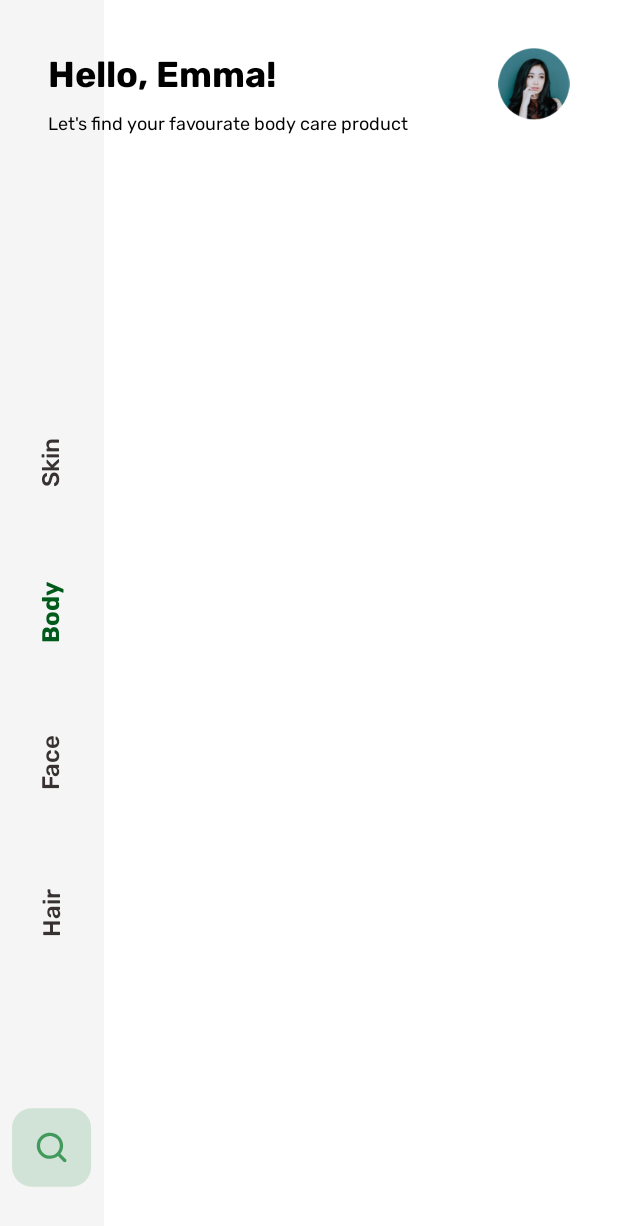
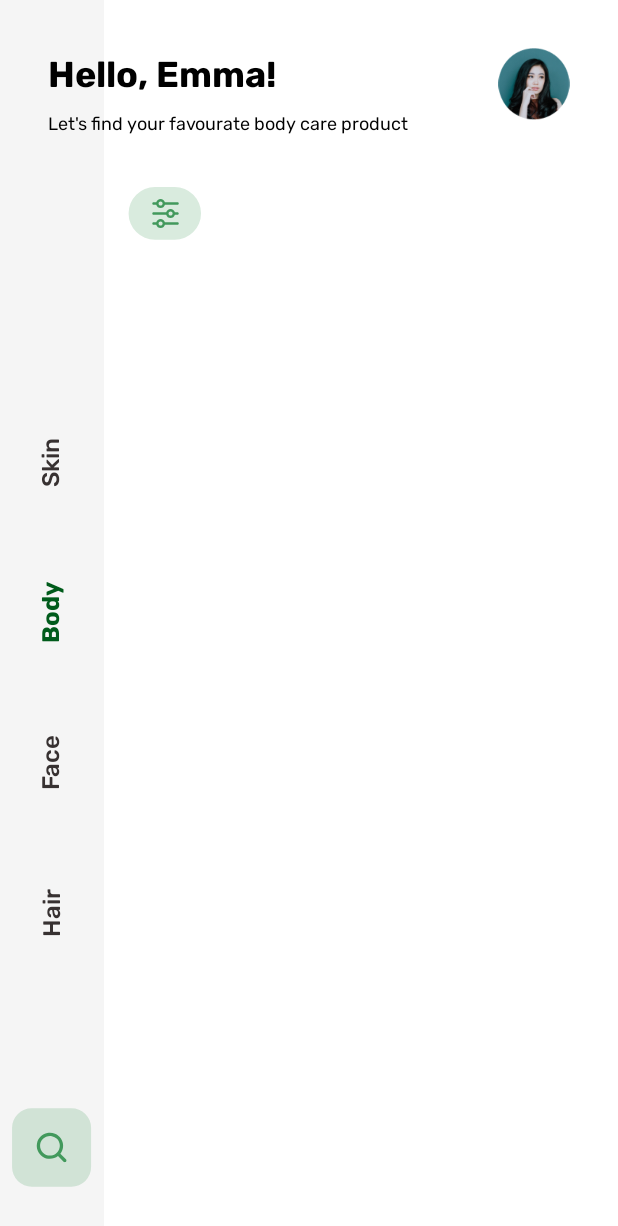
Before and after one commit to AndreiMihaiSurueanu/ecommerce-shopping-android-app, an Android app: the screen it shows after launch (MainActivity), on a phone screen of 412 x 824 dp. Shown: the top 1226 px of the screen. Run offline under Robolectric (Android 15) with nearby library versions, the phone set to English and light mode, and no system bars.

Commit message:
Design Settings & Categories Recycler
* Design Settings Icon & Categories Recycler View inside the Main Activity

```diff
--- /dev/null
+++ b/app/src/main/res/drawable/ic_filter.xml
@@ -0,0 +1,19 @@
+<vector xmlns:android="http://schemas.android.com/apk/res/android"
+    android:width="49dp"
+    android:height="35dp"
+    android:viewportWidth="49"
+    android:viewportHeight="35">
+  <path
+      android:pathData="M17.8342,0.0012L30.9175,0.0012A17.4446,17.4445 0,0 1,48.3621 17.4458L48.3621,17.4458A17.4446,17.4445 0,0 1,30.9175 34.8903L17.8342,34.8903A17.4446,17.4445 0,0 1,0.3896 17.4458L0.3896,17.4458A17.4446,17.4445 0,0 1,17.8342 0.0012z"
+      android:fillColor="#42995C"
+      android:fillAlpha="0.2"/>
+  <path
+      android:pathData="M32.7785,16.6583H31.0622C30.7009,15.3937 29.5492,14.4678 28.1942,14.4678C26.8392,14.4678 25.6875,15.4162 25.3036,16.6583H16.9254C16.4738,16.6583 16.0898,17.0196 16.0898,17.4939C16.0898,17.9455 16.4512,18.3294 16.9254,18.3294H25.3036C25.6649,19.5941 26.8167,20.52 28.1716,20.52C29.5266,20.52 30.6783,19.5941 31.0396,18.3294H32.7559C33.2076,18.3294 33.5915,17.9681 33.5915,17.4939C33.6141,17.0422 33.2527,16.6583 32.7785,16.6583ZM28.1942,18.8488C27.4716,18.8488 26.8392,18.2617 26.8392,17.4939C26.8392,16.7261 27.4264,16.1389 28.1942,16.1389C28.962,16.1389 29.5492,16.7261 29.5492,17.4939C29.5492,18.2617 28.9169,18.8488 28.1942,18.8488Z"
+      android:fillColor="#42995C"/>
+  <path
+      android:pathData="M16.9254,11.7127H18.7094C19.0708,12.9774 20.2225,13.9033 21.5775,13.9033C22.9324,13.9033 24.0841,12.9774 24.4455,11.7127H32.7785C33.2302,11.7127 33.6141,11.3514 33.6141,10.8772C33.6141,10.4029 33.2527,10.0416 32.7785,10.0416H24.4455C24.0841,8.777 22.9324,7.8511 21.5775,7.8511C20.2225,7.8511 19.0708,8.777 18.7094,10.0416H16.9254C16.4738,10.0416 16.0898,10.4029 16.0898,10.8772C16.0898,11.3514 16.4512,11.7127 16.9254,11.7127ZM21.5775,9.5222C22.3001,9.5222 22.9324,10.1094 22.9324,10.8772C22.9324,11.645 22.3453,12.2321 21.5775,12.2321C20.8096,12.2321 20.2225,11.5998 20.2225,10.8772C20.2225,10.1545 20.8548,9.5222 21.5775,9.5222Z"
+      android:fillColor="#42995C"/>
+  <path
+      android:pathData="M32.7785,23.2752H24.4455C24.0841,22.0106 22.9324,21.0847 21.5775,21.0847C20.2225,21.0847 19.0708,22.0106 18.7094,23.2752H16.9254C16.4738,23.2752 16.0898,23.6366 16.0898,24.1108C16.0898,24.585 16.4512,24.9464 16.9254,24.9464H18.7094C19.0708,26.211 20.2225,27.1369 21.5775,27.1369C22.9324,27.1369 24.0841,26.211 24.4455,24.9464H32.7785C33.2302,24.9464 33.6141,24.585 33.6141,24.1108C33.6141,23.6366 33.2527,23.2752 32.7785,23.2752ZM21.5775,25.4658C20.8548,25.4658 20.2225,24.8786 20.2225,24.1108C20.2225,23.343 20.8096,22.7558 21.5775,22.7558C22.3453,22.7558 22.9324,23.343 22.9324,24.1108C22.9324,24.8786 22.3001,25.4658 21.5775,25.4658Z"
+      android:fillColor="#42995C"/>
+</vector>
--- a/app/src/main/res/layout/activity_main.xml
+++ b/app/src/main/res/layout/activity_main.xml
@@ -127,4 +127,25 @@
         app:layout_constraintTop_toTopOf="parent"
         app:srcCompat="@drawable/profile"
         android:contentDescription="@string/todo" />
+
+    <ImageView
+        android:id="@+id/imageView4"
+        android:layout_width="wrap_content"
+        android:layout_height="wrap_content"
+        android:layout_marginStart="16dp"
+        android:layout_marginTop="32dp"
+        app:layout_constraintStart_toEndOf="@+id/constraintLayout"
+        app:layout_constraintTop_toBottomOf="@+id/textView6"
+        app:srcCompat="@drawable/ic_filter"
+        android:contentDescription="@string/todo" />
+
+    <androidx.recyclerview.widget.RecyclerView
+        android:id="@+id/cat_recycler"
+        android:layout_width="0dp"
+        android:layout_height="0dp"
+        app:layout_constraintBottom_toBottomOf="@+id/imageView4"
+        app:layout_constraintEnd_toEndOf="parent"
+        app:layout_constraintStart_toEndOf="@+id/imageView4"
+        app:layout_constraintTop_toTopOf="@+id/imageView4"
+        tools:listitem="@layout/category_row_item" />
 </androidx.constraintlayout.widget.ConstraintLayout>
```
